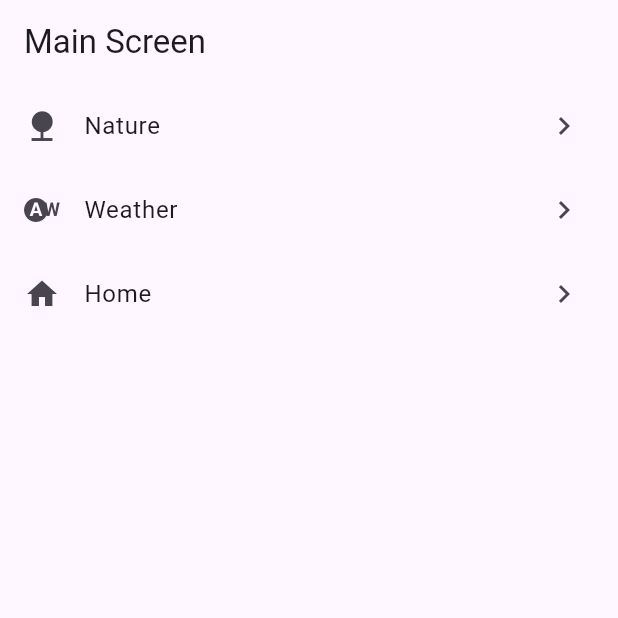
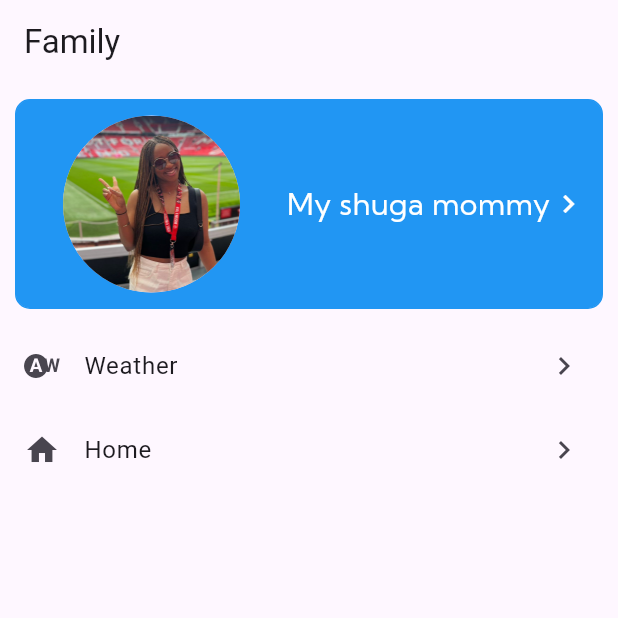
Before and after one commit to Ifeoma-O/FlutterLists, a Flutter app: the screen it shows after launch, on a phone screen of 412 x 824 dp, the top half of it. Run offline on Flutter 3.47's test engine with Material 3 defaults, Android fonts, the light colour scheme and no system bars.

Commit message:
Updated version

```diff
--- a/lib/main_screen.dart
+++ b/lib/main_screen.dart
@@ -6,20 +6,45 @@ class MainScreen extends StatelessWidget{
   Widget build(BuildContext context){
     return Scaffold(
       appBar: AppBar(
-        title: const Text('Main Screen'),
+        title: const Text('Family'),
       ),
       body: ListView(
         children: [
-          ListTile(
-            leading: Icon(Icons.nature),
-            title: Text('Nature'),
-            trailing: Icon(Icons.keyboard_arrow_right),
-            onTap: () {
-              Navigator.push(
-                context,
-                MaterialPageRoute(builder: (context) => OtherScreen())
-              );
-            },
+          Container(
+            margin: EdgeInsets.all(10),
+            width: 200,
+            height: 140,
+            decoration:BoxDecoration(
+              color: Colors.blue,
+              border: Border.all(width: 1, color: Colors.blue),
+              borderRadius: BorderRadius.circular(10),
+            ),
+            child: Row(
+              mainAxisAlignment: MainAxisAlignment.spaceBetween,
+              children: [
+                const Padding(
+                  padding:  EdgeInsets.all(10),
+                  child: CircleAvatar(
+                    backgroundImage: AssetImage('assets/shuga.jpg'),
+                    radius: 80,
+                  ),
+                ),
+                Text('My shuga mommy',
+                style: TextStyle(
+                  color: Colors.white,
+                  fontSize: 20,
+                  fontFamily: 'KumbhSans'
+                  )
+                ),
+                Padding(
+                  padding: const EdgeInsets.only(right: 10),
+                  child: Icon(
+                    Icons.keyboard_arrow_right,
+                    color: Colors.white,
+                  ),
+                ),
+              ],
+            ),
           ),
           ListTile(
             leading: Icon(Icons.wb_auto),
```
Also changed, not shown: pubspec.yaml (+9 -7 lines), assets/fam.jpg (added), assets/fonts/KumbhSans-Regular.ttf (added), assets/me.jpg (added), assets/shuga.jpg (added), pubspec.lock, 1 other file.
